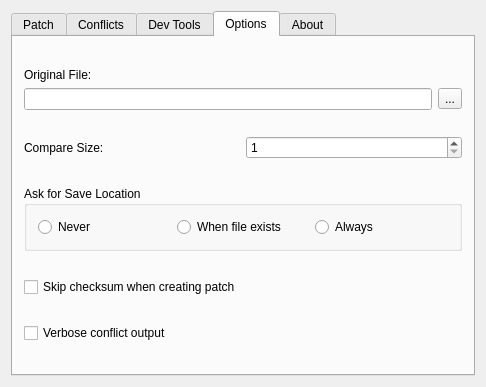
The window that Hexagon_GUI/Main_Window.ui (Coolcord/Hexagon) describes before a commit, drawn with Qt 5.
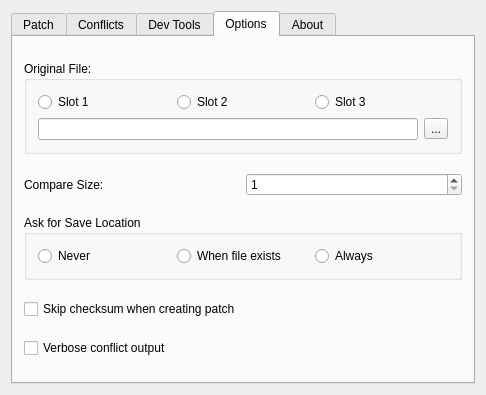
The same window after the commit. The open tabs and pages were chosen to show the change.

The edit to the form file:
```diff
--- a/Hexagon_GUI/Main_Window.ui
+++ b/Hexagon_GUI/Main_Window.ui
@@ -7,7 +7,7 @@
     <x>0</x>
     <y>0</y>
     <width>486</width>
-    <height>387</height>
+    <height>395</height>
    </rect>
   </property>
   <property name="windowTitle">
@@ -149,7 +149,7 @@
       <attribute name="title">
        <string>Options</string>
       </attribute>
-      <layout class="QVBoxLayout" name="verticalLayout_5">
+      <layout class="QVBoxLayout" name="verticalLayout_4">
        <item>
         <spacer name="verticalSpacer_3">
          <property name="orientation">
@@ -164,13 +164,35 @@
         </spacer>
        </item>
        <item>
-        <layout class="QVBoxLayout" name="layoutOriginalFile">
-         <item>
-          <widget class="QLabel" name="lblOriginalFile">
-           <property name="text">
+        <widget class="QGroupBox" name="groupFileSlot">
+         <property name="title">
             <string>Original File:</string>
            </property>
-          </widget>
+         <layout class="QVBoxLayout" name="verticalLayout_5">
+          <item>
+           <layout class="QHBoxLayout" name="horizontalLayout_5">
+            <item>
+             <widget class="QRadioButton" name="radioSlot1">
+              <property name="text">
+               <string>Slot 1</string>
+              </property>
+             </widget>
+            </item>
+            <item>
+             <widget class="QRadioButton" name="radioSlot2">
+              <property name="text">
+               <string>Slot 2</string>
+              </property>
+             </widget>
+            </item>
+            <item>
+             <widget class="QRadioButton" name="radioSlot3">
+              <property name="text">
+               <string>Slot 3</string>
+              </property>
+             </widget>
+            </item>
+           </layout>
          </item>
          <item>
           <layout class="QHBoxLayout" name="horizontalLayout">
@@ -187,6 +209,7 @@
           </layout>
          </item>
         </layout>
+        </widget>
        </item>
        <item>
         <spacer name="verticalSpacer">
```
Lines whose indentation alone changed are shown as unchanged.
